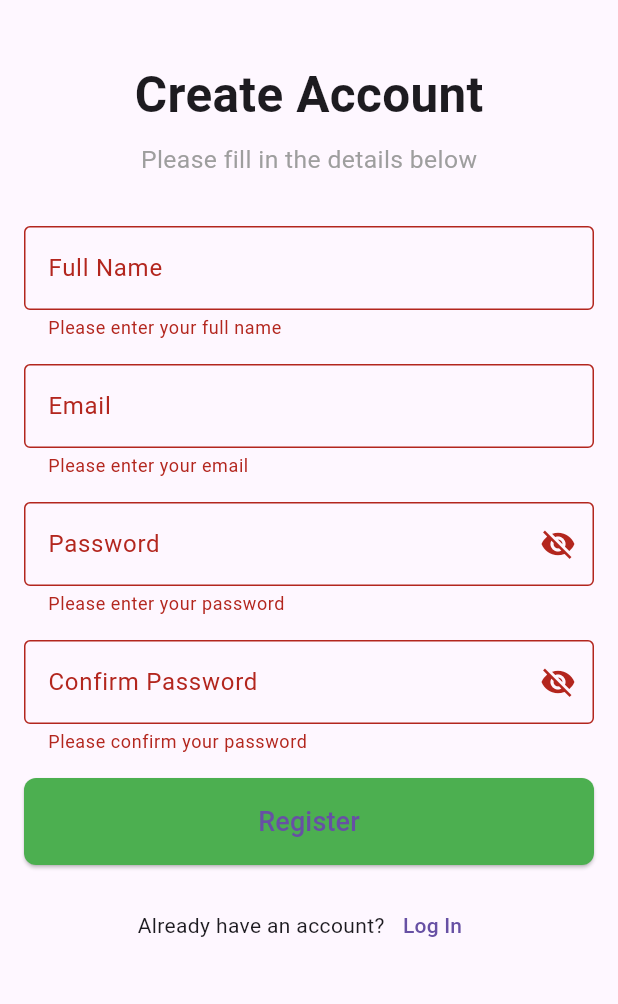
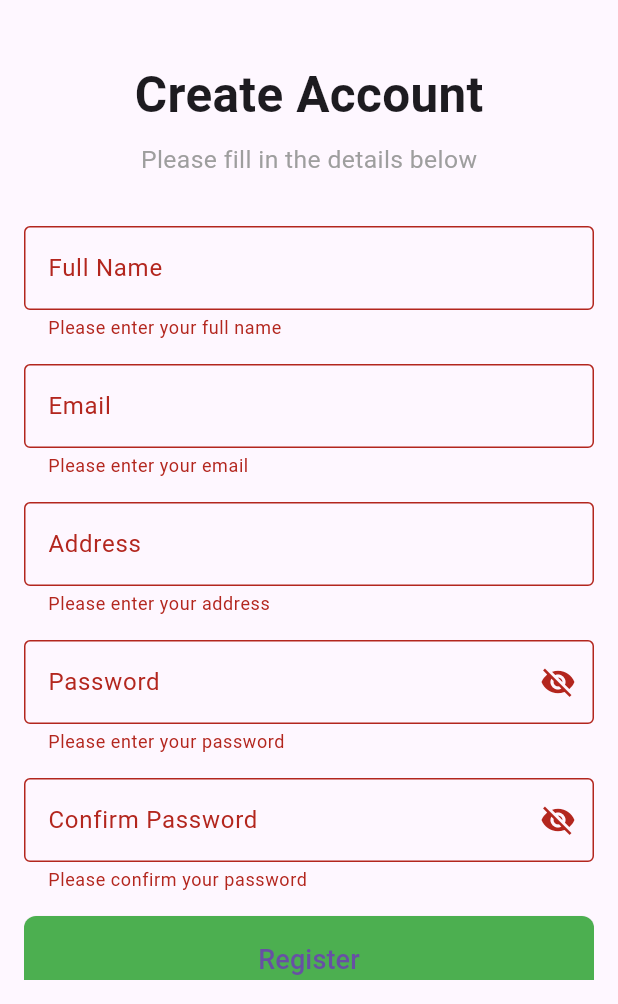
Before and after one commit to DevalJambukiya/grocery_vegitable_market, a Flutter app: the screen it shows after launch, after a tap on "Register", on a phone screen of 412 x 824 dp, the part 232-1236 px from its top. Run offline on Flutter 3.47's test engine with Material 3 defaults, Android fonts, the light colour scheme and no system bars; our stand-ins replace cloud_firestore, firebase_auth, firebase_core, fl_chart, image_picker; missing offline and left inert: flutter_adaptive_navigation; accounts and stored records are empty.

Commit message:
register page in ad to the firebase-database

```diff
--- a/lib/screens/register.dart
+++ b/lib/screens/register.dart
@@ -1,5 +1,7 @@
 import 'package:flutter/material.dart';
-import 'package:grocery_vegitable_market/screens/verification/verification.dart'; // Update the import path as necessary
+import 'package:firebase_auth/firebase_auth.dart';
+import 'package:cloud_firestore/cloud_firestore.dart';
+import 'package:grocery_vegitable_market/screens/verification/verification.dart'; // Update this as necessary
 
 class Register extends StatefulWidget {
   const Register({super.key});
@@ -9,14 +11,19 @@ class Register extends StatefulWidget {
 }
 
 class _RegisterState extends State<Register> {
-  final _formKey = GlobalKey<FormState>(); // Form key for validation
+  final _formKey = GlobalKey<FormState>();
   final TextEditingController _fullNameController = TextEditingController();
   final TextEditingController _emailController = TextEditingController();
   final TextEditingController _passwordController = TextEditingController();
   final TextEditingController _confirmPasswordController =
       TextEditingController();
+  final TextEditingController _addressController = TextEditingController();
 
   bool _obscureText = true;
+  bool _isLoading = false;
+
+  final FirebaseAuth _auth = FirebaseAuth.instance;
+  final FirebaseFirestore _firestore = FirebaseFirestore.instance;
 
   void _togglePasswordVisibility() {
     setState(() {
@@ -24,18 +31,53 @@ class _RegisterState extends State<Register> {
     });
   }
 
-  void _register() {
+  Future<void> _register() async {
     if (_formKey.currentState!.validate()) {
-      // After validation, navigate to the Email Verification page
+      setState(() {
+        _isLoading = true;
+      });
+
+      try {
+        // Register the user using Firebase Authentication
+        UserCredential userCredential =
+            await _auth.createUserWithEmailAndPassword(
+          email: _emailController.text,
+          password: _passwordController.text,
+        );
+
+        // Add user details to Firestore (excluding the password)
+        await _firestore.collection('users').doc(userCredential.user!.uid).set({
+          'full_name': _fullNameController.text,
+          'email': _emailController.text,
+          'address': _addressController.text,
+          'created_at': FieldValue.serverTimestamp(),
+        });
+
+        // Navigate to the Email Verification page
         Navigator.push(
           context,
           MaterialPageRoute(
             builder: (context) => EmailVerificationPage(
-            email: _emailController
-                .text, // Pass the email to the verification page
+              email:
+                  _emailController.text, // Pass the email to verification page
             ),
           ),
         );
+      } on FirebaseAuthException catch (e) {
+        String errorMessage = 'An error occurred. Please try again.';
+        if (e.code == 'email-already-in-use') {
+          errorMessage = 'The email is already in use by another account.';
+        } else if (e.code == 'weak-password') {
+          errorMessage = 'The password provided is too weak.';
+        }
+        ScaffoldMessenger.of(context).showSnackBar(
+          SnackBar(content: Text(errorMessage)),
+        );
+      } finally {
+        setState(() {
+          _isLoading = false;
+        });
+      }
     }
   }
 
@@ -56,14 +98,14 @@ class _RegisterState extends State<Register> {
             child: Column(
               mainAxisAlignment: MainAxisAlignment.center,
               children: [
-                // Responsive image height and width for registration
+                // Responsive image for registration page
                 Padding(
                   padding: const EdgeInsets.only(bottom: 40),
                   child: Image.asset(
                     'assets/Logo/carrot.png',
                     height: screenHeight * 0.1, // 10% of screen height
                     width: screenWidth * 0.2, // 20% of screen width
-                    fit: BoxFit.contain, // Keeps aspect ratio intact
+                    fit: BoxFit.contain,
                   ),
                 ),
                 Text(
@@ -114,6 +156,22 @@ class _RegisterState extends State<Register> {
                     String pattern = r'\w+@\w+\.\w+';
                     if (!RegExp(pattern).hasMatch(value)) {
                       return 'Please enter a valid email address';
+                    }
+                    return null;
+                  },
+                ),
+                SizedBox(height: 16),
+
+                // Address TextField
+                TextFormField(
+                  controller: _addressController,
+                  decoration: InputDecoration(
+                    labelText: 'Address',
+                    border: OutlineInputBorder(),
+                  ),
+                  validator: (value) {
+                    if (value == null || value.isEmpty) {
+                      return 'Please enter your address';
                     }
                     return null;
                   },
@@ -172,11 +230,11 @@ class _RegisterState extends State<Register> {
                 ),
                 SizedBox(height: 16),
 
-                // Register Button
+                // Register Button with Loading Spinner
                 SizedBox(
                   width: double.infinity,
                   child: ElevatedButton(
-                    onPressed: _register,
+                    onPressed: _isLoading ? null : _register,
                     style: ElevatedButton.styleFrom(
                       padding: EdgeInsets.all(16),
                       shape: RoundedRectangleBorder(
@@ -184,7 +242,9 @@ class _RegisterState extends State<Register> {
                       ),
                       backgroundColor: Colors.green,
                     ),
-                    child: Text('Register', style: TextStyle(fontSize: 18)),
+                    child: _isLoading
+                        ? CircularProgressIndicator(color: Colors.white)
+                        : Text('Register', style: TextStyle(fontSize: 18)),
                   ),
                 ),
                 SizedBox(height: 16),
```
Also changed, not shown: 1 other file. Lines whose indentation alone changed are shown as unchanged.
